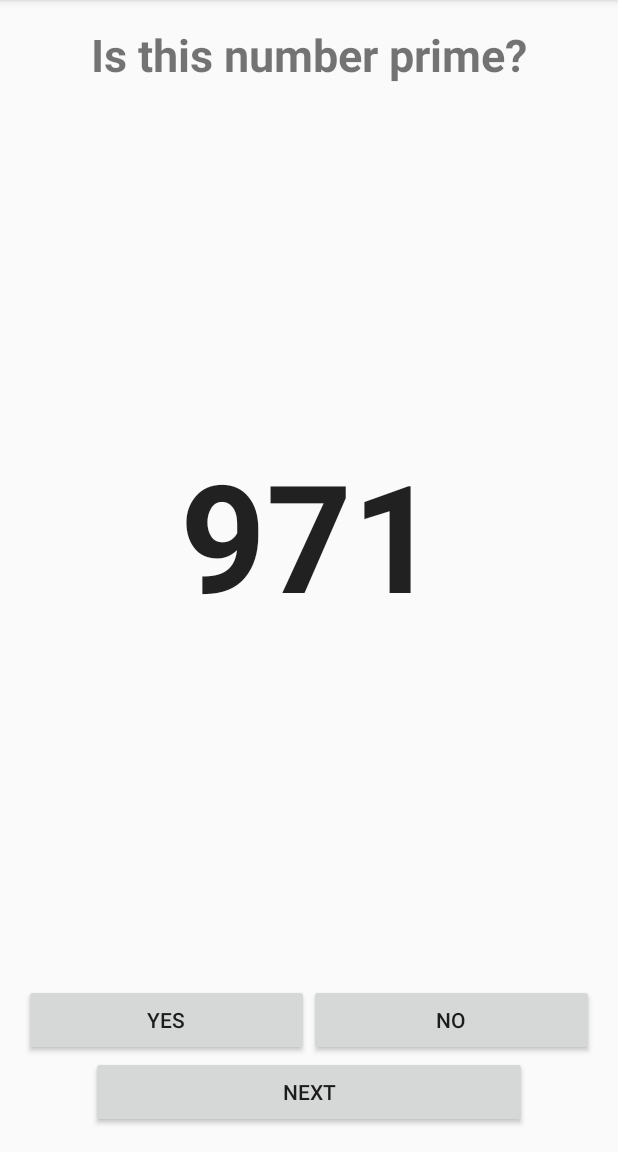
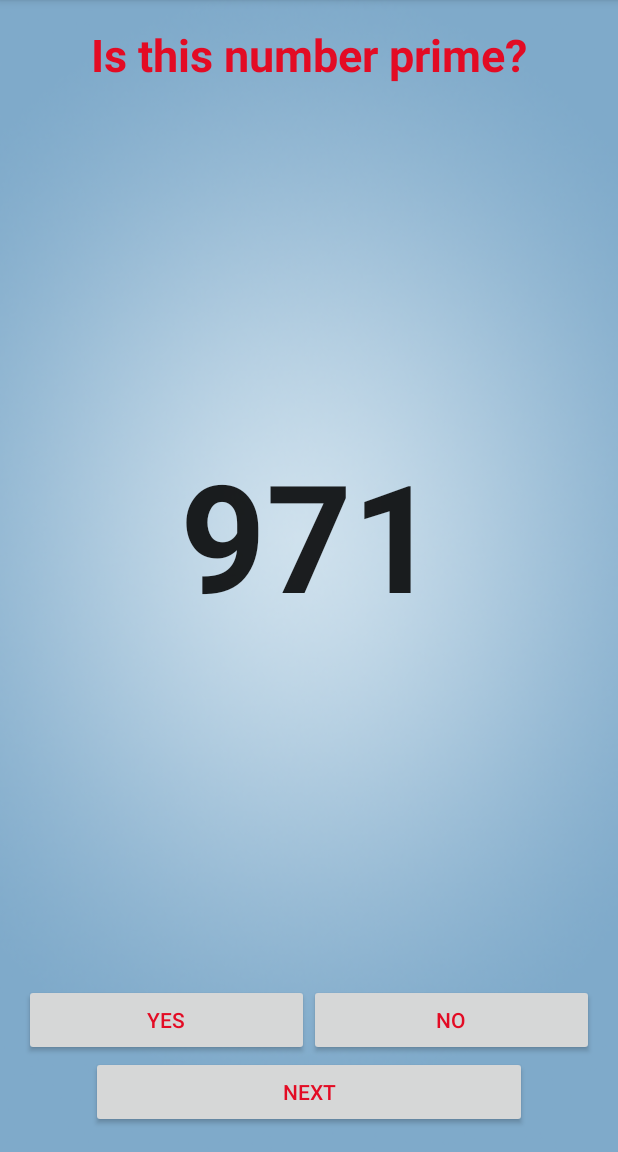
Before and after one commit to PrinceP/MCAssignmentOne, an Android app: the screen it shows after launch (QuizupActivity), after a tap on "YES", on a phone screen of 412 x 824 dp, the part 84-1236 px from its top. Run offline under Robolectric (Android 15) with nearby library versions, the phone set to English and light mode, and no system bars.

Commit message:
Toast Positioning and background image

```diff
--- a/app/src/main/java/com/example/root/assignmentone/QuizupActivity.java
+++ b/app/src/main/java/com/example/root/assignmentone/QuizupActivity.java
@@ -2,6 +2,7 @@ package com.example.root.assignmentone;
 
 import android.os.Bundle;
 import android.support.v7.app.AppCompatActivity;
+import android.view.Gravity;
 import android.view.View;
 import android.widget.Button;
 import android.widget.TextView;
@@ -57,9 +58,13 @@ public class QuizupActivity extends AppCompatActivity {
         yesButton.setOnClickListener(new View.OnClickListener() {
             public void onClick(View v) {
                 if (isPrime()) {
-                    Toast.makeText(QuizupActivity.this, R.string.Correct_Toast, Toast.LENGTH_SHORT).show();
+                    Toast t1 = Toast.makeText(QuizupActivity.this, R.string.Correct_Toast, Toast.LENGTH_SHORT);
+                    t1.setGravity(Gravity.CENTER,0,200);
+                    t1.show();
                 } else {
-                    Toast.makeText(QuizupActivity.this, R.string.Incorrect_Toast, Toast.LENGTH_SHORT).show();
+                    Toast t2 = Toast.makeText(QuizupActivity.this, R.string.Incorrect_Toast, Toast.LENGTH_SHORT);
+                    t2.setGravity(Gravity.CENTER,0,200);
+                    t2.show();
                 }
             }
         });
@@ -67,9 +72,13 @@ public class QuizupActivity extends AppCompatActivity {
         noButton.setOnClickListener(new View.OnClickListener(){
             public void onClick(View v){
                 if (isPrime()) {
-                    Toast.makeText(QuizupActivity.this, R.string.Incorrect_Toast, Toast.LENGTH_SHORT).show();
+                    Toast t3 = Toast.makeText(QuizupActivity.this, R.string.Incorrect_Toast, Toast.LENGTH_SHORT);
+                    t3.setGravity(Gravity.CENTER,0,200);
+                    t3.show();
                 } else {
-                    Toast.makeText(QuizupActivity.this, R.string.Correct_Toast, Toast.LENGTH_SHORT).show();
+                    Toast t4 = Toast.makeText(QuizupActivity.this, R.string.Correct_Toast, Toast.LENGTH_SHORT);
+                    t4.setGravity(Gravity.CENTER,0,200);
+                    t4.show();
                 }
             }
         });
--- a/app/src/main/res/layout/activity_quizup.xml
+++ b/app/src/main/res/layout/activity_quizup.xml
@@ -7,6 +7,7 @@
     android:paddingLeft="@dimen/activity_horizontal_margin"
     android:paddingRight="@dimen/activity_horizontal_margin"
     android:paddingTop="@dimen/activity_vertical_margin"
+    android:background="@drawable/radialgradientback"
     tools:context="com.example.root.assignmentone.QuizupActivity">
 
     <TableRow
@@ -20,7 +21,8 @@
             android:layout_height="wrap_content"
             android:text="@string/message_1"
             android:textStyle="bold"
-            android:textSize="30sp"/>
+            android:textSize="30sp"
+            android:textColor="#e30b24" />
 
 
     </TableRow>
@@ -56,7 +58,7 @@
             android:layout_width="0dip"
             android:layout_height="wrap_content"
             android:layout_weight="1"
-            />
+            android:textColor="#e30b24" />
 
         <Button
             android:id="@+id/noButton"
@@ -64,7 +66,7 @@
             android:layout_width="0dip"
             android:layout_height="wrap_content"
             android:layout_weight="1"
-            />
+            android:textColor="#e30b24" />
 
     </TableRow>
 
@@ -78,7 +80,7 @@
         android:text="@string/nextbutton"
         android:layout_height="wrap_content"
         android:layout_width="wrap_content"
-        />
+        android:textColor="#e30b24" />
 
     </TableRow>
 </TableLayout>
```
Also changed, not shown: app/src/main/res/drawable/radialgradientback.png (added).
